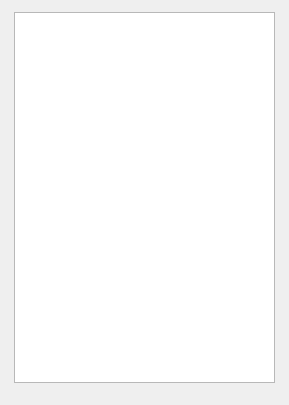
The window that staj-projeleri/boot-modules-arayuzu/src/gui/uis/ui_availablemodules.ui (pars-linux/uludag) describes before a commit, drawn with Qt 5.
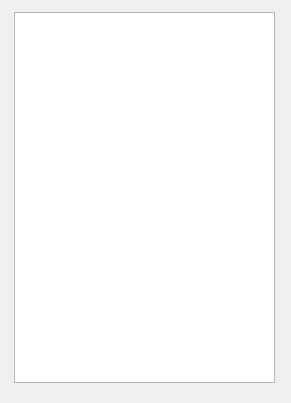
The same window after the commit.

Patch:
```diff
--- a/staj-projeleri/boot-modules-arayuzu/src/gui/uis/ui_availablemodules.ui
+++ b/staj-projeleri/boot-modules-arayuzu/src/gui/uis/ui_availablemodules.ui
@@ -8,8 +8,8 @@
    <rect>
     <x>0</x>
     <y>0</y>
-    <width>289</width>
-    <height>405</height>
+    <width>291</width>
+    <height>403</height>
    </rect>
   </property>
   <property name="windowTitle" >
```
Left out of the diff: 3 changed lines with no effect on the pictures.
